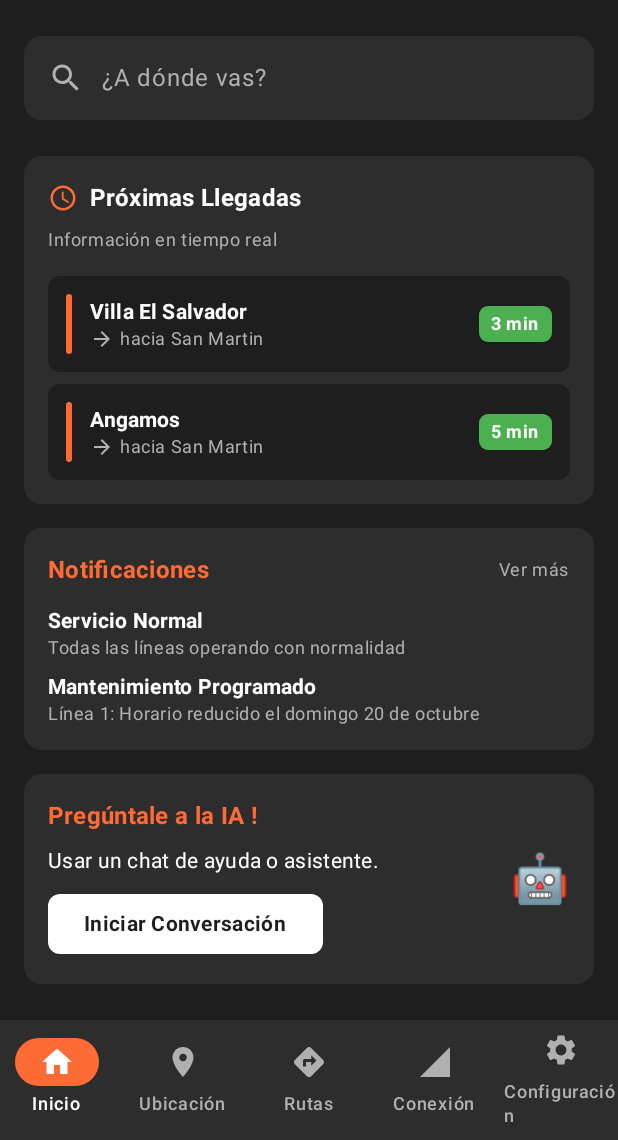
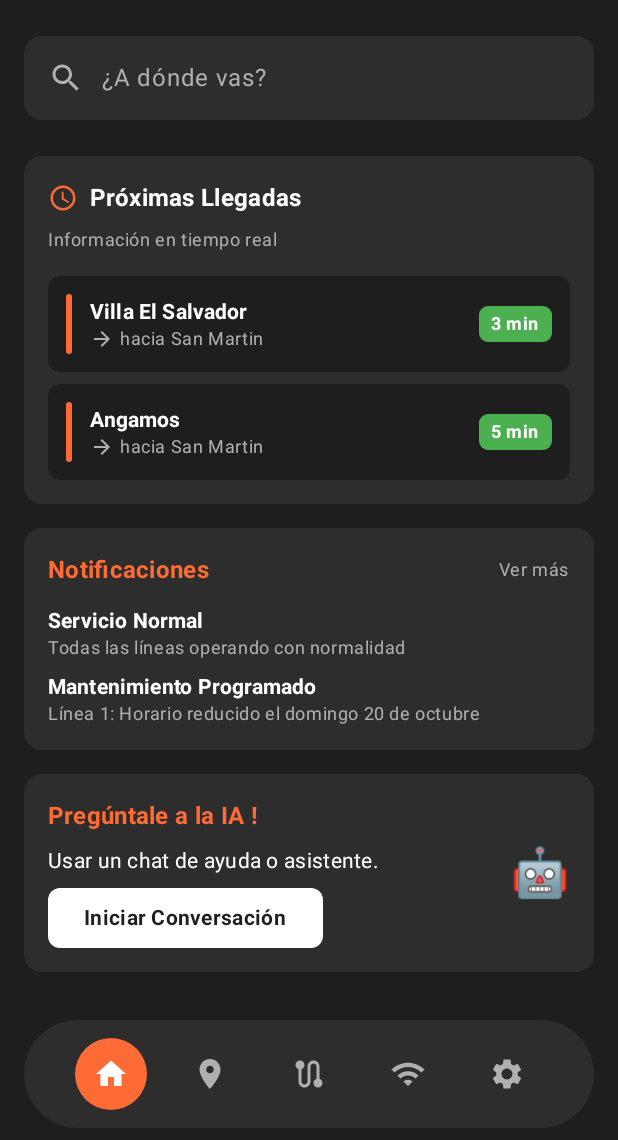
Before and after one commit to Jefferson-BA/MetroLimaGO1.2, an Android app built with Jetpack Compose: the screen it shows after launch (MainActivity), on a phone screen of 412 x 824 dp, the part 96-1236 px from its top. Run offline under Robolectric (Android 15) with nearby library versions, the phone set to English and light mode, and no system bars.

Commit message:
implementacion del navbar mejorada

```diff
--- a/app/src/main/java/com/tecsup/metrolimago1/ui/screens/home/HomeScreen.kt
+++ b/app/src/main/java/com/tecsup/metrolimago1/ui/screens/home/HomeScreen.kt
@@ -326,68 +326,89 @@ fun AISection(navController: NavController) {
 
 @Composable
 fun BottomNavigationBar(navController: NavController) {
-    NavigationBar(
-        containerColor = CardGray,
-        contentColor = White
+    Card(
+        modifier = Modifier
+            .fillMaxWidth()
+            .padding(horizontal = 16.dp, vertical = 8.dp),
+        colors = CardDefaults.cardColors(containerColor = CardGray),
+        shape = RoundedCornerShape(50.dp)
     ) {
-        NavigationBarItem(
-            icon = { Icon(Icons.Default.Home, contentDescription = "Inicio") },
-            label = { Text("Inicio") },
-            selected = true,
-            onClick = { },
-            colors = NavigationBarItemDefaults.colors(
-                selectedIconColor = White,
-                selectedTextColor = White,
-                indicatorColor = MetroOrange
+        Row(
+            modifier = Modifier
+                .fillMaxWidth()
+                .padding(horizontal = 16.dp, vertical = 12.dp),
+            horizontalArrangement = Arrangement.SpaceEvenly,
+            verticalAlignment = Alignment.CenterVertically
+        ) {
+            // Home Icon (Selected)
+            Box(
+                modifier = Modifier
+                    .size(48.dp)
+                    .background(
+                        MetroOrange,
+                        RoundedCornerShape(24.dp)
+                    ),
+                contentAlignment = Alignment.Center
+            ) {
+                Icon(
+                    imageVector = Icons.Default.Home,
+                    contentDescription = "Inicio",
+                    tint = White,
+                    modifier = Modifier.size(24.dp)
                 )
+            }
+
+            // Location Icon
+            IconButton(
+                onClick = { navController.navigate(Screen.Estaciones.route) },
+                modifier = Modifier.size(48.dp)
+            ) {
+                Icon(
+                    imageVector = Icons.Default.LocationOn,
+                    contentDescription = "Ubicación",
+                    tint = LightGray,
+                    modifier = Modifier.size(24.dp)
                 )
-        NavigationBarItem(
-            icon = { Icon(Icons.Default.LocationOn, contentDescription = "Ubicación") },
-            label = { Text("Ubicación") },
-            selected = false,
-            onClick = { navController.navigate(Screen.Estaciones.route) },
-            colors = NavigationBarItemDefaults.colors(
-                selectedIconColor = White,
-                selectedTextColor = White,
-                unselectedIconColor = LightGray,
-                unselectedTextColor = LightGray
+            }
+
+            // Routes Icon (Two pins connected)
+            IconButton(
+                onClick = { navController.navigate(Screen.Rutas.route) },
+                modifier = Modifier.size(48.dp)
+            ) {
+                Icon(
+                    imageVector = Icons.Default.Route,
+                    contentDescription = "Rutas",
+                    tint = LightGray,
+                    modifier = Modifier.size(24.dp)
                 )
+            }
+
+            // Signal Icon (WiFi style)
+            IconButton(
+                onClick = { /* TODO: Implementar pantalla de conexión */ },
+                modifier = Modifier.size(48.dp)
+            ) {
+                Icon(
+                    imageVector = Icons.Default.Wifi,
+                    contentDescription = "Conexión",
+                    tint = LightGray,
+                    modifier = Modifier.size(24.dp)
                 )
-        NavigationBarItem(
-            icon = { Icon(Icons.Default.Directions, contentDescription = "Rutas") },
-            label = { Text("Rutas") },
-            selected = false,
-            onClick = { navController.navigate(Screen.Rutas.route) },
-            colors = NavigationBarItemDefaults.colors(
-                selectedIconColor = White,
-                selectedTextColor = White,
-                unselectedIconColor = LightGray,
-                unselectedTextColor = LightGray
-            )
-        )
-        NavigationBarItem(
-            icon = { Icon(Icons.Default.SignalCellular4Bar, contentDescription = "Conexión") },
-            label = { Text("Conexión") },
-            selected = false,
-            onClick = { /* TODO: Implementar pantalla de conexión */ },
-            colors = NavigationBarItemDefaults.colors(
-                selectedIconColor = White,
-                selectedTextColor = White,
-                unselectedIconColor = LightGray,
-                unselectedTextColor = LightGray
-            )
-        )
-        NavigationBarItem(
-            icon = { Icon(Icons.Default.Settings, contentDescription = "Configuración") },
-            label = { Text("Configuración") },
-            selected = false,
+            }
+
+            // Settings Icon
+            IconButton(
                 onClick = { navController.navigate(Screen.Configuracion.route) },
-            colors = NavigationBarItemDefaults.colors(
-                selectedIconColor = White,
-                selectedTextColor = White,
-                unselectedIconColor = LightGray,
-                unselectedTextColor = LightGray
-            )
+                modifier = Modifier.size(48.dp)
+            ) {
+                Icon(
+                    imageVector = Icons.Default.Settings,
+                    contentDescription = "Configuración",
+                    tint = LightGray,
+                    modifier = Modifier.size(24.dp)
                 )
             }
         }
+    }
+}
```
Lines whose indentation alone changed are shown as unchanged.
